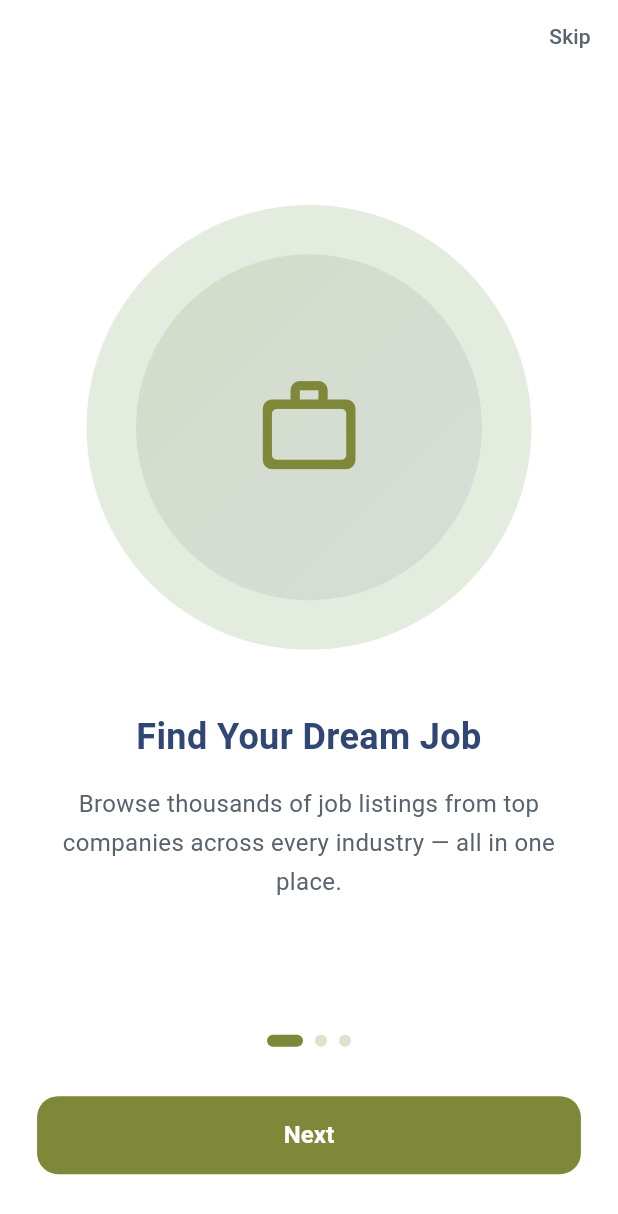
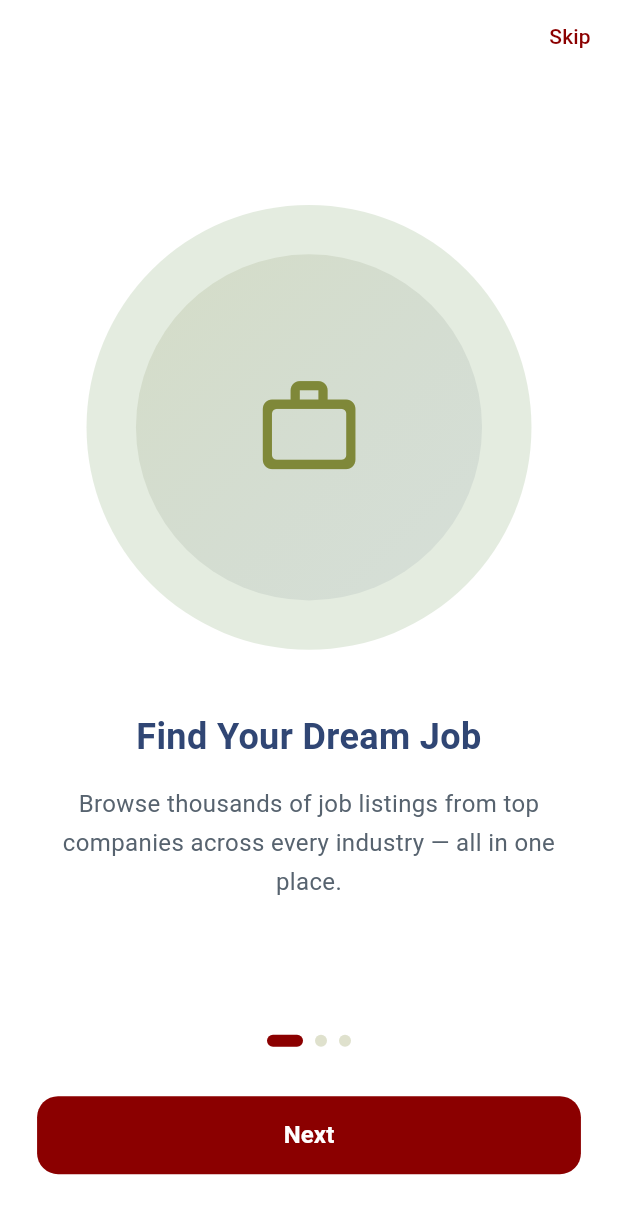
Before and after one commit to Gunitkalra/aimjobportal, a Flutter app: the screen it shows after launch, on a phone screen of 412 x 824 dp. Shown: the top 1214 px of the screen. Run offline on Flutter 3.47's test engine with Material 3 defaults, Android fonts, the phone set to English and light mode, and no system bars; our stand-ins replace fluttertoast, get, google_sign_in, shared_preferences; Roboto replaces fonts that are missing (Poppins); statements that could not run were skipped.

Commit message:
onboarding fix

```diff
--- a/lib/presentation/Onboarding/view/onboarding_Screen.dart
+++ b/lib/presentation/Onboarding/view/onboarding_Screen.dart
@@ -28,7 +28,7 @@ class OnboardingScreen extends GetView<OnboardingController> {
                   'Skip',
                   style: TextStyle(
                     fontSize: 14,
-                    color: AppColors.textSecondary,
+                    color: AppColors.darkRed,
                     fontWeight: FontWeight.w500,
                   ),
                 ),
@@ -196,7 +196,7 @@ class _DotIndicator extends StatelessWidget {
           height: 8,
           decoration: BoxDecoration(
             color: isActive
-                ? AppColors.buttonPrimary
+                ? AppColors.darkRed
                 : AppColors.buttonPrimary.withOpacity(0.25),
             borderRadius: BorderRadius.circular(4),
           ),
@@ -221,7 +221,7 @@ class _PrimaryButton extends StatelessWidget {
       child: ElevatedButton(
         onPressed: onTap,
         style: ElevatedButton.styleFrom(
-          backgroundColor: AppColors.buttonPrimary,
+          backgroundColor: AppColors.darkRed,
           foregroundColor: AppColors.white,
           elevation: 0,
           shape: RoundedRectangleBorder(
```
